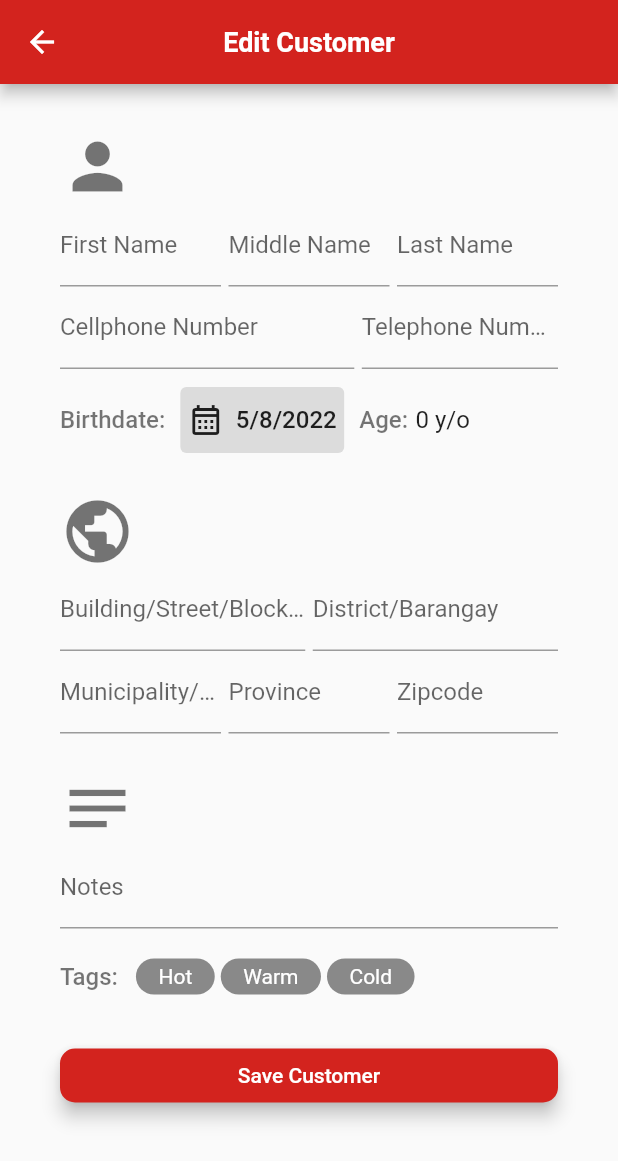
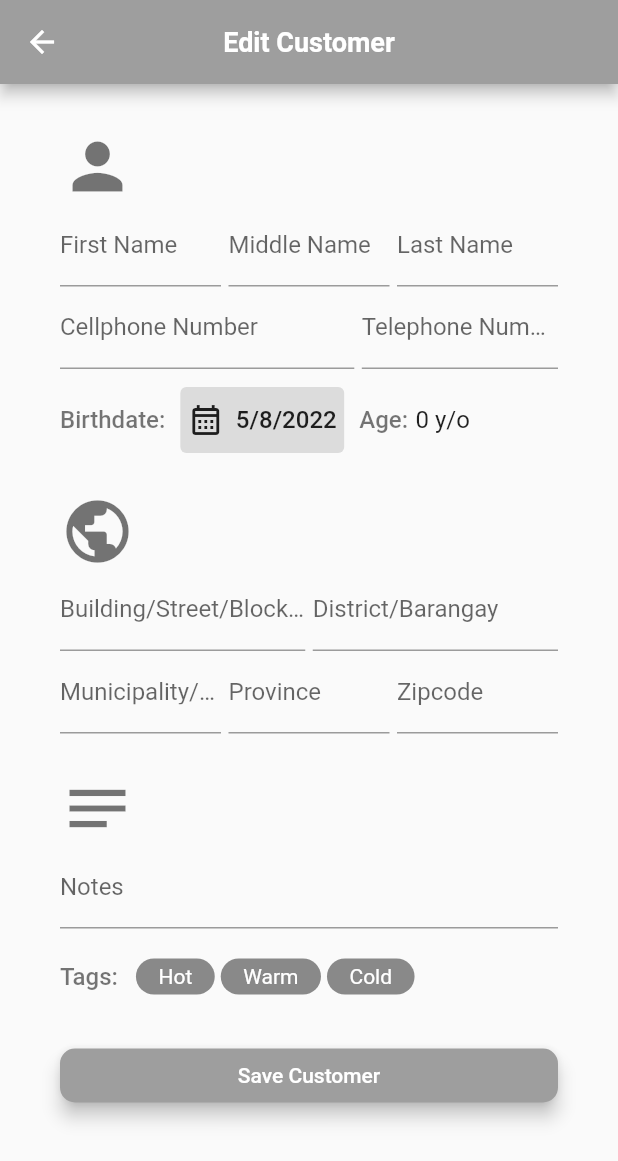
Before and after one commit to melzarjanchico-up/dennis-lechon-crm, a Flutter app: the EditCustomer screen opened directly with empty values, on a phone screen of 412 x 824 dp. Shown: the top 1161 px of the screen. Run offline on Flutter 3.47's test engine with Material 2 defaults, Android fonts, the phone set to English and light mode, and no system bars; our stand-ins replace cloud_firestore, firebase_auth, firebase_core, flutter_spinkit, google_fonts; accounts and stored records are empty; network calls fail; Roboto replaces fonts that are missing (Oxygen); statements that could not run were skipped.

Commit message:
updated `edit_customer`

```diff
--- a/lib/models/customer.dart
+++ b/lib/models/customer.dart
@@ -38,4 +38,8 @@ class Customer {
     required this.tagIndex,
     required this.tagColor,
   });
+
+  Stream<Customer> makeStream(Customer customer) async* {
+    yield customer;
+  }
 }
--- a/lib/screens/customer_screen/customer_info/edit_customer_new.dart
+++ b/lib/screens/customer_screen/customer_info/edit_customer_new.dart
@@ -75,7 +75,7 @@ class _EditCustomerState extends State<EditCustomer> {
     return Scaffold(
 
       appBar: AppBar(
-        backgroundColor: const Color(0xFFD3231E),
+        backgroundColor: widget.customer.tagColor,
         title: Text('Edit Customer',
             style: GoogleFonts.oxygen(
               fontSize: 18,
@@ -403,7 +403,7 @@ class _EditCustomerState extends State<EditCustomer> {
                           ),
                         ),
                         style: ElevatedButton.styleFrom(
-                          primary: const Color(0xFFD3231E),
+                          primary: widget.customer.tagColor,
                           onPrimary: Colors.white,
                           elevation: 5,
                           shape: RoundedRectangleBorder(
--- a/lib/screens/customer_screen/customer_list/customer_list.dart
+++ b/lib/screens/customer_screen/customer_list/customer_list.dart
@@ -33,6 +33,7 @@ class _CustomerListWidgetState extends State<CustomerListWidget> {
     ListView(
       padding: const EdgeInsets.all(20),
       children: customers.map((customer) {
+
         String lastName = customer.lastName;
         String firstName = customer.firstName;
         String tagName = customer.tagName;
```
Also changed, not shown: lib/screens/customer_screen/customer_info/customer_info.dart (+11 -3 lines), lib/screens/customer_screen/customer_info/customer_picture.dart (+1 -9 lines).
